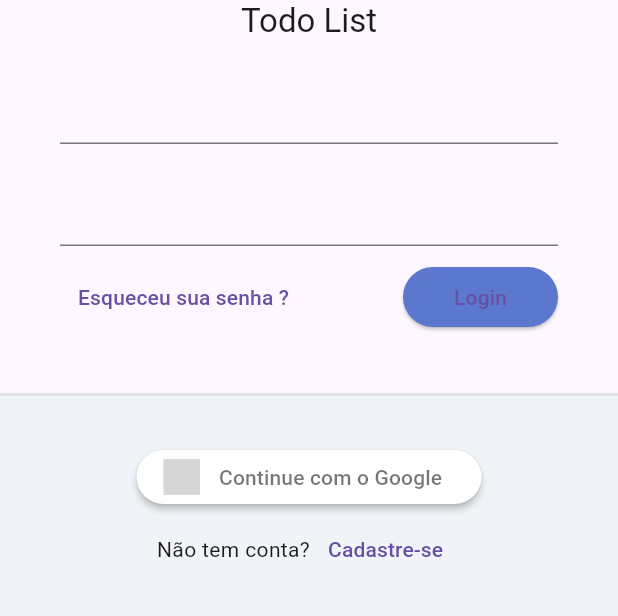
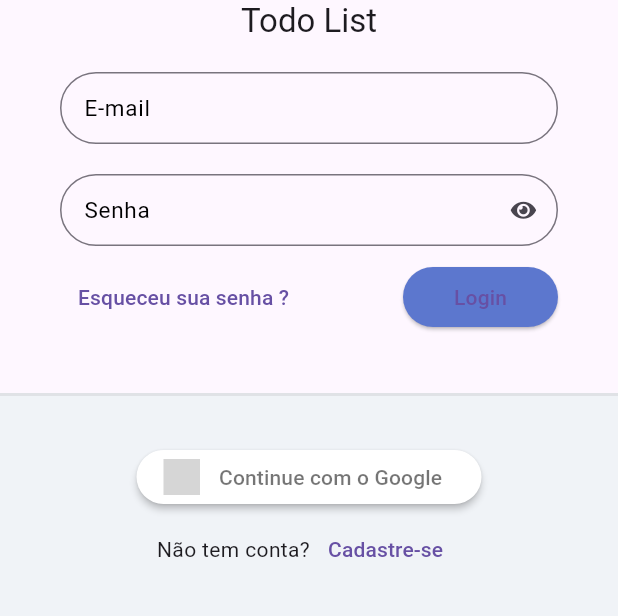
Before and after one commit to GMChristo/flutter_todo_list_provider, a Flutter app: the screen it shows after launch, on a phone screen of 412 x 824 dp, the part 315-931 px from its top. Run offline on Flutter 3.47's test engine with Material 3 defaults, Android fonts, the phone set to English and light mode, and no system bars; drawn by our look-alikes of sign_in_button; our stand-ins replace google_fonts, sqflite, sqflite_common, synchronized; accounts and stored records are empty; Roboto replaces fonts that are missing (Mandali); grey boxes are pictures that could not be loaded.

Commit message:
Customizando o textformfield

```diff
--- a/analysis_options.yaml
+++ b/analysis_options.yaml
@@ -21,7 +21,8 @@ linter:
   # `// ignore_for_file: name_of_lint` syntax on the line or in the file
   # producing the lint.
   rules:
-    # avoid_print: false  # Uncomment to disable the `avoid_print` rule
+    prefer_const_constructors : false
+    avoid_print: false  # Uncomment to disable the `avoid_print` rule
     # prefer_single_quotes: true  # Uncomment to enable the `prefer_single_quotes` rule
 
 # Additional information about this file can be found at
--- a/lib/app/app_widget.dart
+++ b/lib/app/app_widget.dart
@@ -1,7 +1,7 @@
 import 'package:flutter/material.dart';
 import 'package:flutter_to_do_list_provider/app/core/database/sqlite_adm_connection.dart';
 import 'package:flutter_to_do_list_provider/app/core/ui/todo_list_ui_config.dart';
-import 'package:flutter_to_do_list_provider/app/models/auth/auth_module.dart';
+import 'package:flutter_to_do_list_provider/app/modules/auth/auth_module.dart';
 import 'package:flutter_to_do_list_provider/app/modules/splash/splash_page.dart';
 
 class AppWidget extends StatefulWidget {
--- /dev/null
+++ b/lib/app/core/ui/todo_list_icons.dart
@@ -0,0 +1,30 @@
+/// Flutter icons TodoListIcons
+/// Copyright (C) 2024 by original authors @ fluttericon.com, fontello.com
+/// This font was generated by FlutterIcon.com, which is derived from Fontello.
+///
+/// To use this font, place it in your fonts/ directory and include the
+/// following in your pubspec.yaml
+///
+/// flutter:
+///   fonts:
+///    - family:  TodoListIcons
+///      fonts:
+///       - asset: fonts/TodoListIcons.ttf
+///
+///
+/// * Font Awesome 5, Copyright (C) 2016 by Dave Gandy
+///         Author:    Dave Gandy
+///         License:   SIL (https://github.com/FortAwesome/Font-Awesome/blob/master/LICENSE.txt)
+///         Homepage:  http://fortawesome.github.com/Font-Awesome/
+///
+import 'package:flutter/widgets.dart';
+
+class TodoListIcons {
+  TodoListIcons._();
+
+  static const _kFontFam = 'TodoListIcons';
+  static const String? _kFontPkg = null;
+
+  static const IconData eye = IconData(0xf06e, fontFamily: _kFontFam, fontPackage: _kFontPkg);
+  static const IconData eye_slash = IconData(0xf070, fontFamily: _kFontFam, fontPackage: _kFontPkg);
+}
--- /dev/null
+++ b/lib/app/core/widget/todo_list_field.dart
@@ -0,0 +1,68 @@
+import 'package:flutter/material.dart';
+import 'package:flutter_to_do_list_provider/app/core/ui/todo_list_icons.dart';
+
+class TodoListField extends StatelessWidget {
+  final String label;
+  final IconButton? suffixIconButton;
+  final bool obscureText;
+  final ValueNotifier<bool> obscureTextVN;
+  final TextEditingController? controller;
+  final FormFieldValidator<String>? validator;
+
+  TodoListField({
+    Key? key,
+    required this.label,
+    this.suffixIconButton,
+    this.obscureText = false,
+    this.controller,
+    this.validator,
+  })  : assert(
+          obscureText == true ? suffixIconButton == null : true,
+          'obscureText não pode ser enviado em conjunto com suffixIconButton',
+        ),
+        obscureTextVN = ValueNotifier(obscureText),
+        super(key: key);
+
+  @override
+  Widget build(BuildContext context) {
+    return ValueListenableBuilder<bool>(
+      valueListenable: obscureTextVN,
+      builder: (_, obscureTextValue, child) {
+        return TextFormField(
+          controller: controller,
+          validator: validator,
+          decoration: InputDecoration(
+            labelText: label,
+            labelStyle: const TextStyle(
+              fontSize: 15,
+              color: Colors.black,
+            ),
+            border: OutlineInputBorder(
+              borderRadius: BorderRadius.circular(30),
+            ),
+            errorBorder: OutlineInputBorder(
+              borderRadius: BorderRadius.circular(30),
+              borderSide: const BorderSide(
+                color: Colors.red,
+              ),
+            ),
+            isDense: true,
+            suffixIcon: suffixIconButton ??
+                (obscureText == true
+                    ? IconButton(
+                        onPressed: () {
+                          obscureTextVN.value = !obscureTextValue;
+                        },
+                        icon: Icon(
+                          !obscureTextValue ? TodoListIcons.eye_slash : TodoListIcons.eye,
+                          size: 15,
+                        ),
+                      )
+                    : null),
+          ),
+          obscureText: obscureTextValue,
+        );
+      },
+    );
+  }
+}
--- a/lib/app/models/auth/auth_module.dart
+++ b/lib/app/modules/auth/auth_module.dart
@@ -1,5 +1,5 @@
-import 'package:flutter_to_do_list_provider/app/models/auth/login/login.page.dart';
-import 'package:flutter_to_do_list_provider/app/models/auth/login/login_controller.dart';
+import 'package:flutter_to_do_list_provider/app/modules/auth/login/login.page.dart';
+import 'package:flutter_to_do_list_provider/app/modules/auth/login/login_controller.dart';
 import 'package:flutter_to_do_list_provider/app/modules/todo_list_module.dart';
 import 'package:provider/provider.dart';
 
--- a/lib/app/models/auth/login/login.page.dart
+++ b/lib/app/modules/auth/login/login.page.dart
@@ -1,4 +1,5 @@
 import 'package:flutter/material.dart';
+import 'package:flutter_to_do_list_provider/app/core/widget/todo_list_field.dart';
 import 'package:flutter_to_do_list_provider/app/core/widget/todo_list_logo.dart';
 import 'package:sign_in_button/sign_in_button.dart';
 // import 'package:sign_in_button/sign_in_button.dart';
@@ -33,11 +34,16 @@ class LoginPage extends StatelessWidget {
                       child: Form(
                         child: Column(
                           children: [
-                            TextFormField(),
+                            TodoListField(
+                              label: 'E-mail',
+                            ),
                             const SizedBox(
                               height: 20,
                             ),
-                            TextFormField(),
+                            TodoListField(
+                              label: 'Senha',
+                              obscureText: true,
+                            ),
                             const SizedBox(
                               height: 10,
                             ),
```
Also changed, not shown: pubspec.yaml (+4 -4 lines), assets/fonts/TodoListIcons.ttf (added), lib/app/modules/auth/login/login_controller.dart (renamed from lib/app/models/auth/login/login_controller.dart).
